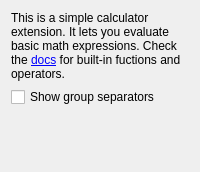
First picture: the form in calculator/src/configwidget.ui, repository albertlauncher/plugins, before the edit.
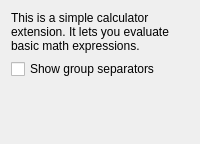
Second picture: the form after the edit.

What changed in the file:
```diff
--- a/calculator/src/configwidget.ui
+++ b/calculator/src/configwidget.ui
@@ -6,7 +6,7 @@
    <item>
     <widget class="QLabel" name="label">
      <property name="text">
-      <string>&lt;html&gt;&lt;head/&gt;&lt;body&gt;&lt;p&gt;This is a simple calculator extension. It lets you evaluate basic math expressions. Check the &lt;a href=&quot;https://albertlauncher.github.io/docs/extensions/calculator/&quot;&gt;&lt;span style=&quot; text-decoration: underline; color:#0000ff;&quot;&gt;docs&lt;/span&gt;&lt;/a&gt; for built-in fuctions and operators.&lt;/p&gt;&lt;/body&gt;&lt;/html&gt;</string>
+      <string>&lt;html&gt;&lt;head/&gt;&lt;body&gt;&lt;p&gt;This is a simple calculator extension. It lets you evaluate basic math expressions.&lt;/p&gt;&lt;/body&gt;&lt;/html&gt;</string>
      </property>
      <property name="wordWrap">
       <bool>true</bool>
```
